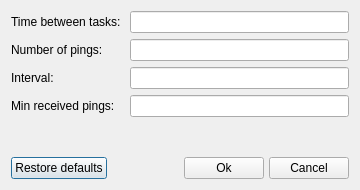
Old version of the form LTEsimGeneratorGUI/Ui/DataForms/servicereqform.ui in the repository moniss23/junit4.
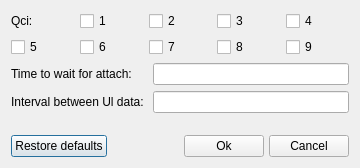
New version of the form.

```diff
--- a/LTEsimGeneratorGUI/Ui/DataForms/servicereqform.ui
+++ b/LTEsimGeneratorGUI/Ui/DataForms/servicereqform.ui
@@ -7,7 +7,7 @@
     <x>0</x>
     <y>0</y>
     <width>360</width>
-    <height>190</height>
+    <height>168</height>
    </rect>
   </property>
   <property name="windowTitle">
@@ -17,49 +17,108 @@
    <item>
     <layout class="QVBoxLayout" name="verticalLayout">
      <item>
-      <layout class="QHBoxLayout" name="horizontalLayout"/>
+      <layout class="QVBoxLayout" name="verticalLayout_3">
+       <item>
+        <layout class="QHBoxLayout" name="horizontalLayout">
+         <item>
+          <widget class="QLabel" name="label_5">
+           <property name="text">
+            <string>Qci:</string>
+           </property>
+          </widget>
+         </item>
+         <item>
+          <widget class="QCheckBox" name="qci1">
+           <property name="text">
+            <string>1</string>
+           </property>
+          </widget>
+         </item>
+         <item>
+          <widget class="QCheckBox" name="qci2">
+           <property name="text">
+            <string>2</string>
+           </property>
+          </widget>
+         </item>
+         <item>
+          <widget class="QCheckBox" name="qci3">
+           <property name="text">
+            <string>3</string>
+           </property>
+          </widget>
+         </item>
+         <item>
+          <widget class="QCheckBox" name="qci4">
+           <property name="text">
+            <string>4</string>
+           </property>
+          </widget>
+         </item>
+        </layout>
+       </item>
+       <item>
+        <layout class="QHBoxLayout" name="horizontalLayout_3">
+         <item>
+          <widget class="QCheckBox" name="qci5">
+           <property name="text">
+            <string>5</string>
+           </property>
+          </widget>
+         </item>
+         <item>
+          <widget class="QCheckBox" name="qci6">
+           <property name="text">
+            <string>6</string>
+           </property>
+          </widget>
+         </item>
+         <item>
+          <widget class="QCheckBox" name="qci7">
+           <property name="text">
+            <string>7</string>
+           </property>
+          </widget>
+         </item>
+         <item>
+          <widget class="QCheckBox" name="qci8">
+           <property name="text">
+            <string>8</string>
+           </property>
+          </widget>
+         </item>
+         <item>
+          <widget class="QCheckBox" name="qci9">
+           <property name="text">
+            <string>9</string>
+           </property>
+          </widget>
+         </item>
+        </layout>
+       </item>
+      </layout>
      </item>
      <item>
       <layout class="QFormLayout" name="formLayout">
        <item row="0" column="0">
         <widget class="QLabel" name="label">
          <property name="text">
-          <string>Time between tasks: </string>
+          <string>Time to wait for attach:</string>
          </property>
         </widget>
        </item>
+       <item row="0" column="1">
+        <widget class="QLineEdit" name="timeToWaitForAttach"/>
+       </item>
        <item row="1" column="0">
         <widget class="QLabel" name="label_2">
          <property name="text">
-          <string>Number of pings: </string>
+          <string>Interval between Ul data: </string>
          </property>
         </widget>
        </item>
-       <item row="0" column="1">
-        <widget class="QLineEdit" name="timeBetweenTasks"/>
-       </item>
        <item row="1" column="1">
-        <widget class="QLineEdit" name="numberOfPings"/>
-       </item>
-       <item row="2" column="0">
-        <widget class="QLabel" name="label_3">
-         <property name="text">
-          <string>Interval: </string>
-         </property>
-        </widget>
-       </item>
-       <item row="3" column="0">
-        <widget class="QLabel" name="label_4">
-         <property name="text">
-          <string>Min received pings: </string>
-         </property>
-        </widget>
-       </item>
-       <item row="2" column="1">
-        <widget class="QLineEdit" name="interval"/>
-       </item>
-       <item row="3" column="1">
-        <widget class="QLineEdit" name="minReceivedPings"/>
+        <widget class="QLineEdit" name="IntervalBetweenUlData"/>
        </item>
       </layout>
      </item>
```
